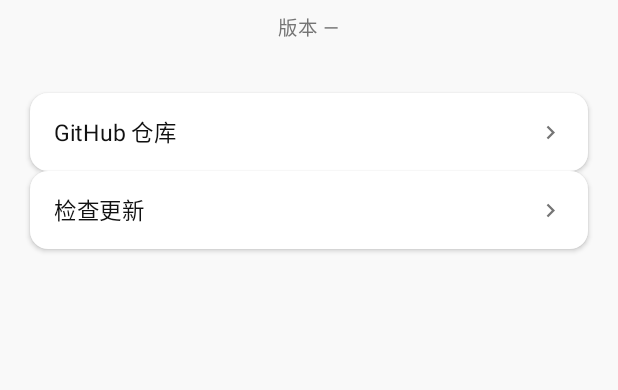
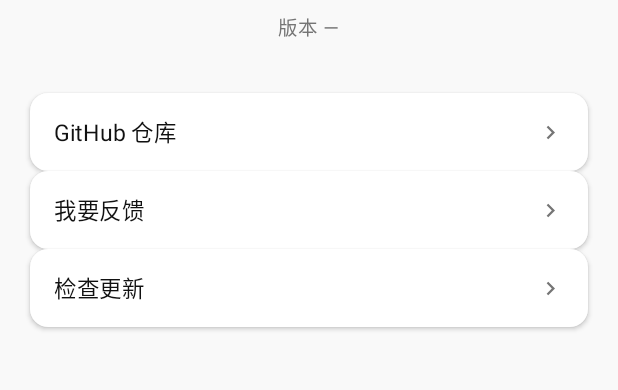
Before and after one commit to larkz-hh/fk_qiandao_app, an Android app built with Jetpack Compose: the composable AboutScreen called with empty values, on a phone screen of 412 x 824 dp, the part 376-766 px from its top. Run offline under Robolectric (Android 15) with nearby library versions, the phone set to English and light mode, and no system bars; our stand-ins replace Navigation 3.

Commit message:
feat(about): 关于页新增反馈入口

```diff
--- a/app/src/main/java/io/github/yesterdaylz/kxqiandao/ui/screen/AboutScreen.kt
+++ b/app/src/main/java/io/github/yesterdaylz/kxqiandao/ui/screen/AboutScreen.kt
@@ -132,6 +132,20 @@ fun AboutScreen(
             elevation = CardDefaults.cardElevation(defaultElevation = 2.dp)
         ) {
             AboutRow(
+                label = "我要反馈",
+                onClick = { UrlRouter.openExternally(context, Constants.ISSUES_URL.toUri()) }
+            )
+        }
+
+        Card(
+            modifier = Modifier
+                .fillMaxWidth()
+                .padding(horizontal = 20.dp),
+            shape = RoundedCornerShape(12.dp),
+            colors = CardDefaults.cardColors(containerColor = colors.surface),
+            elevation = CardDefaults.cardElevation(defaultElevation = 2.dp)
+        ) {
+            AboutRow(
                 label = "检查更新",
                 value = if (updateChecking) "检查中…" else null,
                 enabled = !updateChecking,
--- a/app/src/main/java/io/github/yesterdaylz/kxqiandao/util/Constants.kt
+++ b/app/src/main/java/io/github/yesterdaylz/kxqiandao/util/Constants.kt
@@ -3,6 +3,7 @@ package io.github.yesterdaylz.kxqiandao.util
 object Constants {
     const val BASE_URL = "https://at.kexie.space"
     const val REPO_URL = "https://github.com/larkz-hh/fk_qiandao_app"
+    const val ISSUES_URL = "https://github.com/larkz-hh/fk_qiandao_app/issues"
     const val REPO_SLUG = "larkz-hh/fk_qiandao_app"
     const val KNOWLEDGE_BASE_URL = "https://ccn80b5bgw86.feishu.cn/wiki/CKD8wrIVyi1E9VkdUVGclVFxnlb"
     const val CAMPUS_RUN_URL = "http://10.60.58.102:81/"
```
